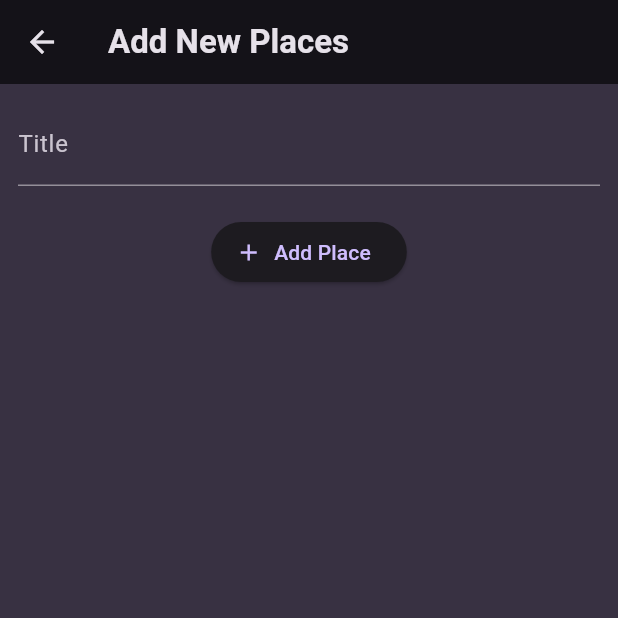
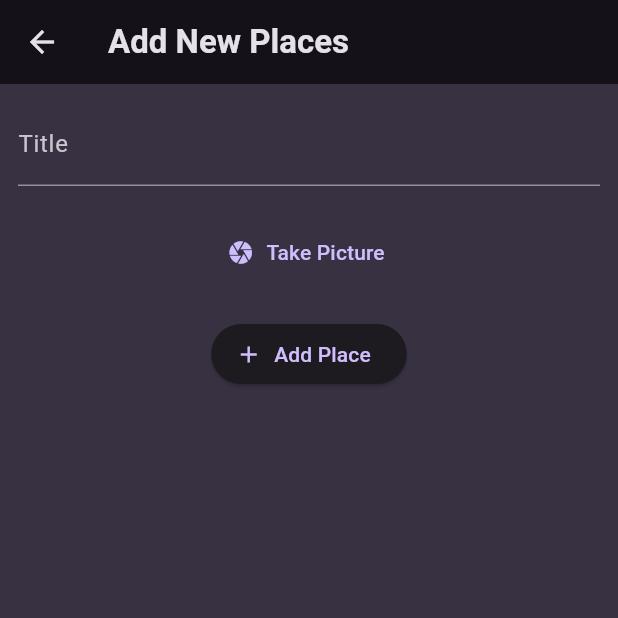
Before and after one commit to cintajay/favourite_places, a Flutter app: the AddPlaceScreen screen opened directly, on a phone screen of 412 x 824 dp, the top half of it. Run offline on Flutter 3.47's test engine with Material 3 defaults, Android fonts, the phone set to English and light mode, and no system bars; our stand-ins replace flutter_riverpod, google_fonts, image_picker.

Commit message:
image picker and camera

```diff
--- a/lib/screens/add_place.dart
+++ b/lib/screens/add_place.dart
@@ -1,5 +1,6 @@
 import 'package:favourite_places/models/place.dart';
 import 'package:favourite_places/providers/places.dart';
+import 'package:favourite_places/widgets/image_picker.dart';
 import 'package:flutter/material.dart';
 import 'package:flutter_riverpod/flutter_riverpod.dart';
 
@@ -26,7 +27,7 @@ class _AddPlaceScreenState extends ConsumerState<AddPlaceScreen> {
       appBar: AppBar(
         title: Text("Add New Places")
       ),
-      body: Padding(
+      body: SingleChildScrollView(
         padding: const EdgeInsets.all(12),
         child: Column(
           spacing: 20,
@@ -38,6 +39,7 @@ class _AddPlaceScreenState extends ConsumerState<AddPlaceScreen> {
                 color: Theme.of(context).colorScheme.onBackground,
               )
             ),
+            ImagePickerItem(),
             ElevatedButton.icon(
               onPressed: () {
                 ref
--- /dev/null
+++ b/lib/widgets/image_picker.dart
@@ -0,0 +1,42 @@
+import 'dart:io';
+import 'package:flutter/material.dart';
+import 'package:image_picker/image_picker.dart';
+
+class ImagePickerItem extends StatefulWidget {
+  const ImagePickerItem({super.key});
+
+  @override
+  State<ImagePickerItem> createState() => _ImagePickerItemState();
+}
+
+class _ImagePickerItemState extends State<ImagePickerItem> {
+  File? _selectedImage;
+
+  void _openCamera() async {
+      final imagePicker = ImagePicker();
+      final image = await imagePicker.pickImage(source: ImageSource.camera);
+
+      if (image == null) {
+        return;
+      }
+
+      setState(() {
+        _selectedImage = File(image.path);
+      });
+    }
+
+  @override
+  Widget build(BuildContext context) {
+    return _selectedImage == null
+        ? TextButton.icon(
+          onPressed: _openCamera,
+          icon: const Icon(Icons.camera),
+          label: const Text('Take Picture'),
+        )
+        : Container(height: 250,
+        width: double.infinity,
+        alignment: Alignment.center,
+        child: Image.file(_selectedImage!)
+    );
+  }
+}
--- a/pubspec.yaml
+++ b/pubspec.yaml
@@ -36,6 +36,7 @@ dependencies:
   cupertino_icons: ^1.0.8
   google_fonts: ^6.2.1
   flutter_riverpod: ^2.6.1
+  image_picker: ^1.1.2
 
 dev_dependencies:
   flutter_test:
```
Also changed, not shown: pubspec.lock, 1 other file.
